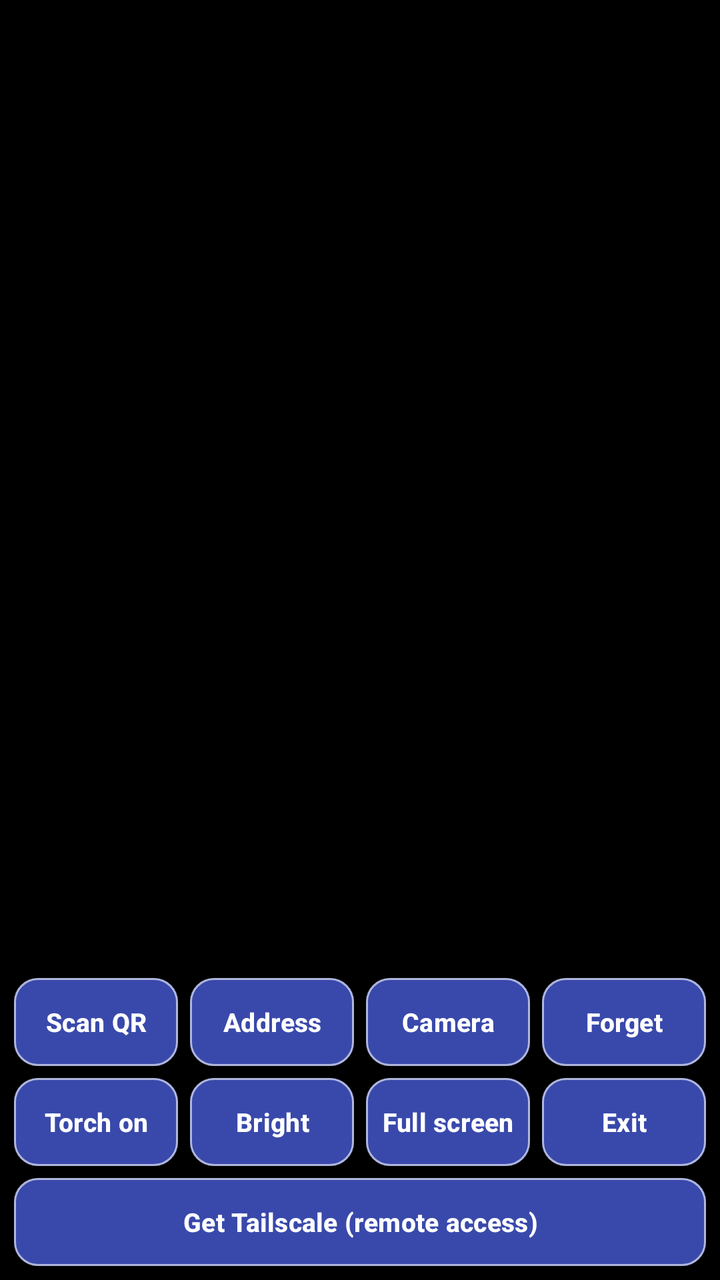
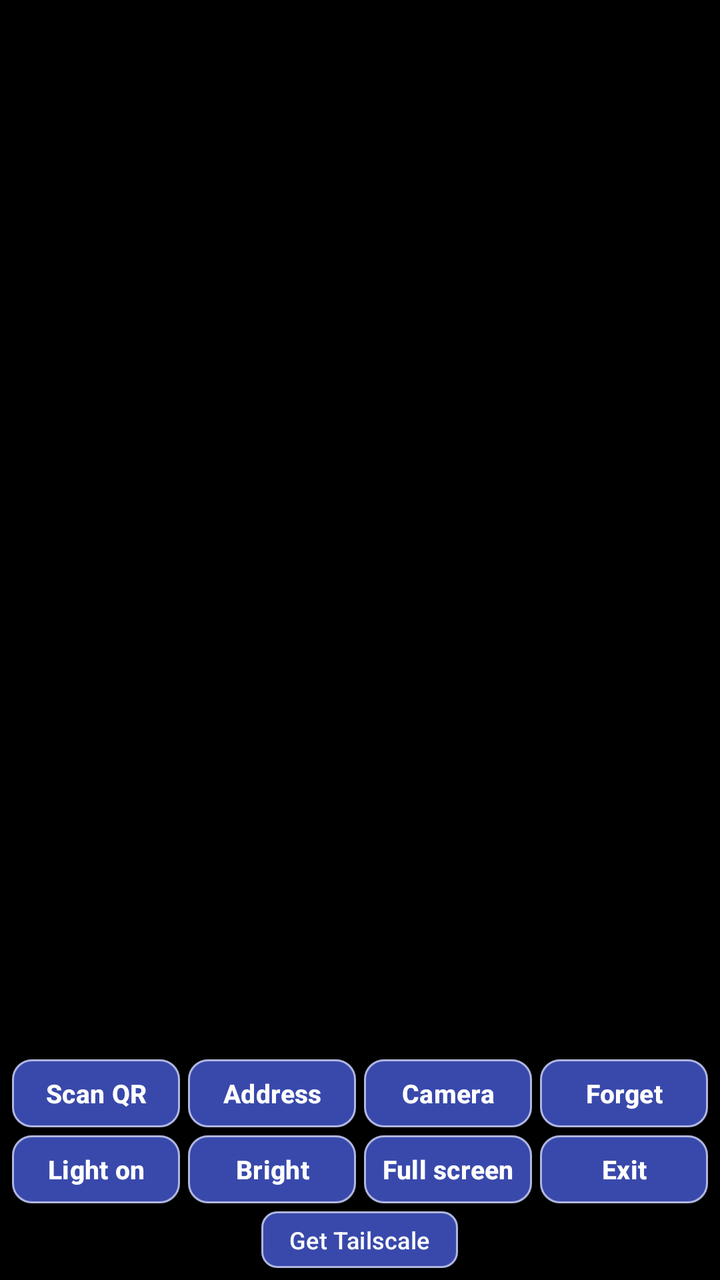

An Android layout rendered at two revisions. The XML below is the earlier revision; the diff shows what the commit changed to produce the second picture.
<!-- AndroidManifest.xml: application theme Theme.BZViewViewer -->
<!-- res/layout/activity_viewer.xml -->
<?xml version="1.0" encoding="utf-8"?>
<FrameLayout xmlns:android="http://schemas.android.com/apk/res/android"
    android:id="@+id/root"
    android:layout_width="match_parent"
    android:layout_height="match_parent"
    android:background="#000000">

    <ImageView
        android:id="@+id/videoView"
        android:layout_width="match_parent"
        android:layout_height="match_parent"
        android:contentDescription="@string/live_video"
        android:scaleType="fitCenter" />

    
    <TextView
        android:id="@+id/liveBadge"
        android:layout_width="wrap_content"
        android:layout_height="wrap_content"
        android:layout_gravity="top|center_horizontal"
        android:layout_marginTop="8dp"
        android:background="@drawable/live_badge_bg"
        android:paddingStart="12dp"
        android:paddingTop="5dp"
        android:paddingEnd="12dp"
        android:paddingBottom="5dp"
        android:textColor="#FFFFFF"
        android:textSize="15sp"
        android:textStyle="bold"
        android:typeface="monospace"
        android:visibility="gone" />

    <TextView
        android:id="@+id/statusText"
        android:layout_width="wrap_content"
        android:layout_height="wrap_content"
        android:layout_gravity="top|start"
        android:layout_marginStart="8dp"
        android:layout_marginTop="52dp"
        android:layout_marginEnd="8dp"
        android:layout_marginBottom="8dp"
        android:background="#99000000"
        android:padding="8dp"
        android:textColor="#FFFFFF"
        android:textSize="14sp" />

    <Button
        android:id="@+id/exitFullscreenButton"
        style="@style/ControlButton"
        android:layout_width="wrap_content"
        android:layout_height="wrap_content"
        android:layout_gravity="top|end"
        android:layout_margin="8dp"
        android:paddingLeft="16dp"
        android:paddingRight="16dp"
        android:text="@string/exit_fullscreen"
        android:visibility="gone" />

    <LinearLayout
        android:id="@+id/controlBar"
        android:layout_width="match_parent"
        android:layout_height="wrap_content"
        android:layout_gravity="bottom"
        android:background="#B3000000"
        android:orientation="vertical"
        android:padding="4dp">

        <LinearLayout
            android:layout_width="match_parent"
            android:layout_height="wrap_content"
            android:orientation="horizontal">

            <Button
                android:id="@+id/scanButton"
                style="@style/ControlButton"
                android:text="@string/scan_qr" />

            <Button
                android:id="@+id/addressButton"
                style="@style/ControlButton"
                android:text="@string/address" />

            <Button
                android:id="@+id/cameraButton"
                style="@style/ControlButton"
                android:text="@string/camera_button" />

            <Button
                android:id="@+id/disconnectButton"
                style="@style/ControlButton"
                android:text="@string/forget" />
        </LinearLayout>

        <LinearLayout
            android:layout_width="match_parent"
            android:layout_height="wrap_content"
            android:orientation="horizontal">

            <Button
                android:id="@+id/torchButton"
                style="@style/ControlButton"
                android:text="@string/torch_on" />

            <Button
                android:id="@+id/brightButton"
                style="@style/ControlButton"
                android:text="@string/bright" />

            <Button
                android:id="@+id/fullscreenButton"
                style="@style/ControlButton"
                android:text="@string/fullscreen" />

            <Button
                android:id="@+id/exitButton"
                style="@style/ControlButton"
                android:text="@string/exit" />
        </LinearLayout>

        <Button
            android:id="@+id/tailscaleButton"
            style="@style/ControlButton"
            android:layout_width="match_parent"
            android:layout_height="wrap_content"
            android:text="@string/get_tailscale" />
    </LinearLayout>
</FrameLayout>
<!-- resources referenced by this layout -->
<resources>
  <!-- drawable live_badge_bg (drawable) -->
  <?xml version="1.0" encoding="utf-8"?>
  <shape xmlns:android="http://schemas.android.com/apk/res/android" android:shape="rectangle">
      <solid android:color="#CC000000" />
      <corners android:radius="16dp" />
  </shape>
  <string name="address">Address</string>
  <string name="bright">Bright</string>
  <string name="camera_button">Camera</string>
  <string name="exit">Exit</string>
  <string name="exit_fullscreen">Exit full screen</string>
  <string name="forget">Forget</string>
  <string name="fullscreen">Full screen</string>
  <string name="get_tailscale">Get Tailscale (remote access)</string>
  <string name="live_video">Live video</string>
  <string name="scan_qr">Scan QR</string>
  <string name="torch_on">Torch on</string>
  <style name="ControlButton" parent="Widget.Material3.Button">
          <item name="android:layout_width">0dp</item>
          <item name="android:layout_height">wrap_content</item>
          <item name="android:layout_weight">1</item>
          <item name="android:layout_margin">3dp</item>
          <item name="android:minWidth">0dp</item>
          <item name="android:minHeight">44dp</item>
          <item name="android:insetTop">0dp</item>
          <item name="android:insetBottom">0dp</item>
          <item name="android:paddingLeft">4dp</item>
          <item name="android:paddingRight">4dp</item>
          <item name="android:textSize">13sp</item>
          <item name="android:textStyle">bold</item>
          <item name="android:maxLines">1</item>
          <item name="android:textColor">@color/control_button_text</item>
          <item name="backgroundTint">@color/control_button_bg</item>
          <item name="strokeColor">@color/control_button_stroke</item>
          <item name="strokeWidth">1dp</item>
          <item name="cornerRadius">12dp</item>
      </style>
  <style name="Theme.BZViewViewer" parent="Theme.Material3.DayNight.NoActionBar" />
</resources>

<!-- the commit's change to res/layout/activity_viewer.xml (unified diff, before → after) -->
@@ -119,9 +119,10 @@
 
         <Button
             android:id="@+id/tailscaleButton"
-            style="@style/ControlButton"
-            android:layout_width="match_parent"
+            style="@style/ControlButton.Small"
+            android:layout_width="wrap_content"
             android:layout_height="wrap_content"
+            android:layout_gravity="center_horizontal"
             android:text="@string/get_tailscale" />
     </LinearLayout>
 </FrameLayout>
<!-- resource entries referenced after the edit -->
@@ -13,17 +13,17 @@
   <string name="exit_fullscreen">Exit full screen</string>
   <string name="forget">Forget</string>
   <string name="fullscreen">Full screen</string>
-  <string name="get_tailscale">Get Tailscale (remote access)</string>
+  <string name="get_tailscale">Get Tailscale</string>
   <string name="live_video">Live video</string>
   <string name="scan_qr">Scan QR</string>
-  <string name="torch_on">Torch on</string>
+  <string name="torch_on">Light on</string>
   <style name="ControlButton" parent="Widget.Material3.Button">
           <item name="android:layout_width">0dp</item>
           <item name="android:layout_height">wrap_content</item>
           <item name="android:layout_weight">1</item>
-          <item name="android:layout_margin">3dp</item>
+          <item name="android:layout_margin">2dp</item>
           <item name="android:minWidth">0dp</item>
-          <item name="android:minHeight">44dp</item>
+          <item name="android:minHeight">34dp</item>
           <item name="android:insetTop">0dp</item>
           <item name="android:insetBottom">0dp</item>
           <item name="android:paddingLeft">4dp</item>
@@ -35,7 +35,16 @@
           <item name="backgroundTint">@color/control_button_bg</item>
           <item name="strokeColor">@color/control_button_stroke</item>
           <item name="strokeWidth">1dp</item>
-          <item name="cornerRadius">12dp</item>
+          <item name="cornerRadius">10dp</item>
+      </style>
+  <style name="ControlButton.Small">
+          <item name="android:layout_weight">0</item>
+          <item name="android:minHeight">26dp</item>
+          <item name="android:paddingLeft">14dp</item>
+          <item name="android:paddingRight">14dp</item>
+          <item name="android:textSize">12sp</item>
+          <item name="android:textStyle">normal</item>
+          <item name="cornerRadius">8dp</item>
       </style>
   <style name="Theme.BZViewViewer" parent="Theme.Material3.DayNight.NoActionBar" />
 </resources>
